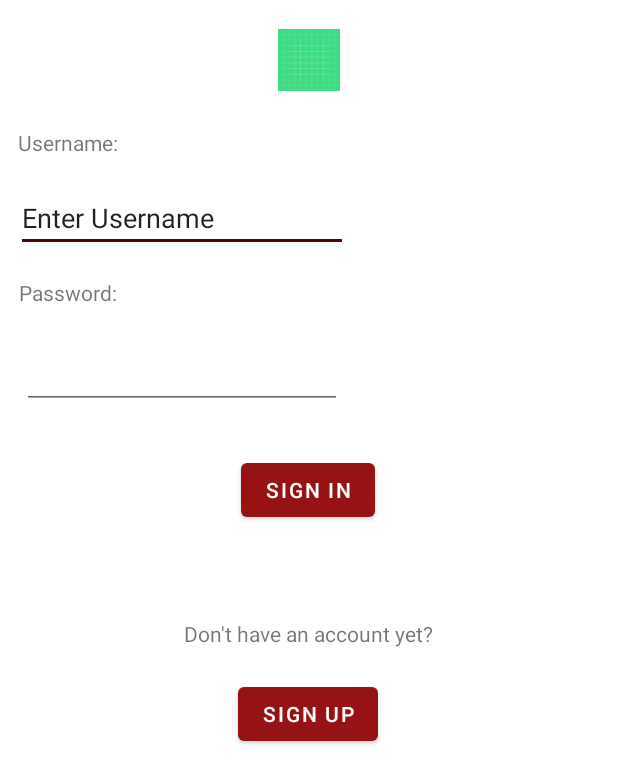
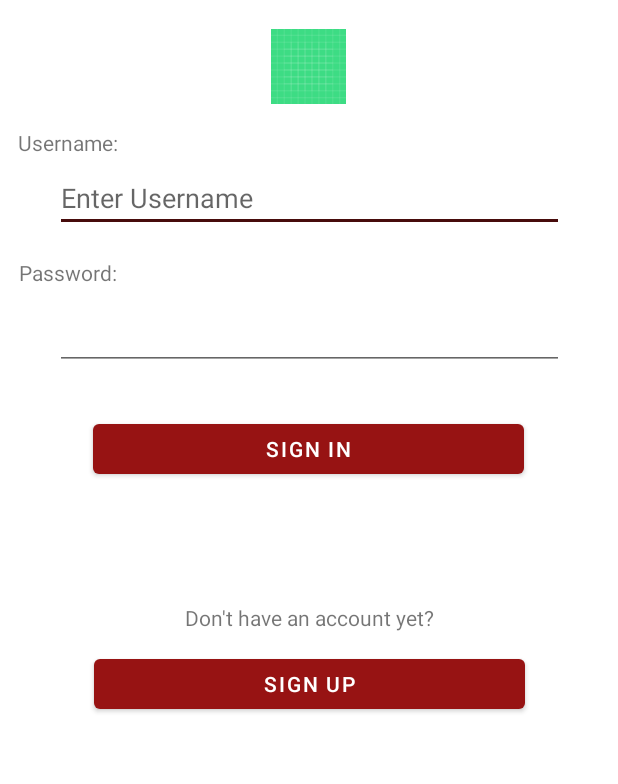
Before and after one commit to sticksung/Tow-Dow, an Android app: the layout login_fragment.xml on its own in the app's theme, with its tools: preview values and no code run, on a phone screen of 412 x 824 dp. Shown: the top 784 px of the screen. Run offline under Robolectric (Android 15) with nearby library versions, the phone set to English and light mode, and no system bars.

Commit message:
layout fixes

```diff
--- a/app/src/main/res/layout/login_fragment.xml
+++ b/app/src/main/res/layout/login_fragment.xml
@@ -12,8 +12,8 @@
 
         <ImageView
             android:id="@+id/tow_dow_image"
-            android:layout_width="140dp"
-            android:layout_height="41dp"
+            android:layout_width="171dp"
+            android:layout_height="50dp"
             android:layout_marginStart="135dp"
             android:layout_marginTop="19dp"
             android:layout_marginEnd="136dp"
@@ -36,15 +36,15 @@
 
         <EditText
             android:id="@+id/username_enter"
-            android:layout_width="221dp"
+            android:layout_width="339dp"
             android:layout_height="42dp"
-            android:layout_marginStart="16dp"
-            android:layout_marginTop="21dp"
-            android:layout_marginEnd="185dp"
+            android:layout_marginStart="40dp"
+            android:layout_marginTop="8dp"
+            android:layout_marginEnd="40dp"
             android:ems="10"
+            android:hint="@string/enter_username"
             android:inputType="textPersonName"
             android:minHeight="48dp"
-            android:text="@string/enter_username"
             app:layout_constraintEnd_toEndOf="parent"
             app:layout_constraintStart_toStartOf="parent"
             app:layout_constraintTop_toBottomOf="@+id/username_text" />
@@ -63,11 +63,11 @@
 
         <EditText
             android:id="@+id/password_enter"
-            android:layout_width="wrap_content"
-            android:layout_height="wrap_content"
-            android:layout_marginStart="16dp"
-            android:layout_marginTop="20dp"
-            android:layout_marginEnd="185dp"
+            android:layout_width="339dp"
+            android:layout_height="47dp"
+            android:layout_marginStart="40dp"
+            android:layout_marginTop="8dp"
+            android:layout_marginEnd="40dp"
             android:ems="10"
             android:inputType="textPassword"
             android:minHeight="48dp"
@@ -77,8 +77,8 @@
 
         <Button
             android:id="@+id/signin_button"
-            android:layout_width="wrap_content"
-            android:layout_height="wrap_content"
+            android:layout_width="287dp"
+            android:layout_height="45dp"
             android:layout_marginStart="158dp"
             android:layout_marginTop="30dp"
             android:layout_marginEnd="159dp"
@@ -92,22 +92,24 @@
             android:layout_width="wrap_content"
             android:layout_height="wrap_content"
             android:layout_marginStart="176dp"
-            android:layout_marginTop="62dp"
+            android:layout_marginTop="80dp"
             android:layout_marginEnd="177dp"
             android:text="@string/don_t_have_an_account_yet"
             app:layout_constraintEnd_toEndOf="parent"
+            app:layout_constraintHorizontal_bias="0.495"
             app:layout_constraintStart_toStartOf="parent"
             app:layout_constraintTop_toBottomOf="@+id/signin_button" />
 
         <Button
             android:id="@+id/signup_button"
-            android:layout_width="wrap_content"
-            android:layout_height="wrap_content"
+            android:layout_width="287dp"
+            android:layout_height="45dp"
             android:layout_marginStart="158dp"
-            android:layout_marginTop="20dp"
+            android:layout_marginTop="12dp"
             android:layout_marginEnd="159dp"
             android:text="@string/sign_up"
             app:layout_constraintEnd_toEndOf="parent"
+            app:layout_constraintHorizontal_bias="0.496"
             app:layout_constraintStart_toStartOf="parent"
             app:layout_constraintTop_toBottomOf="@+id/no_account_text" />
 
```
